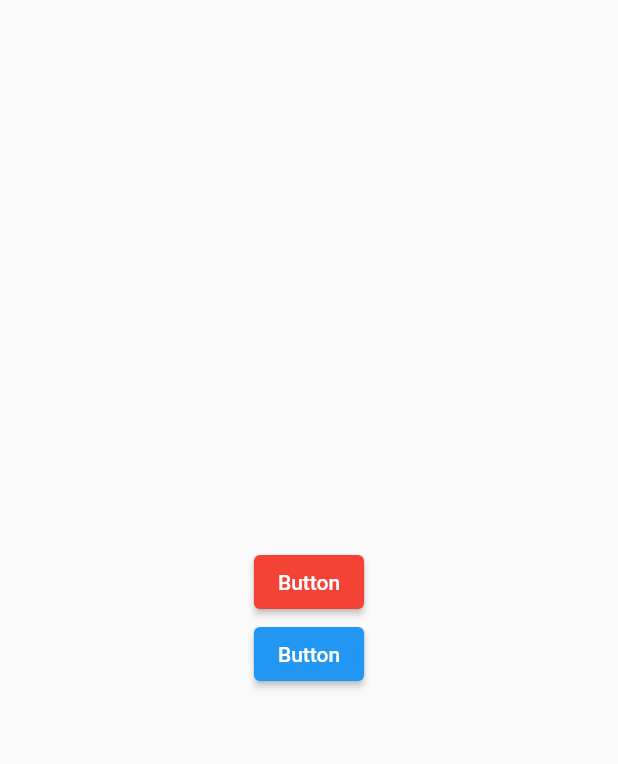
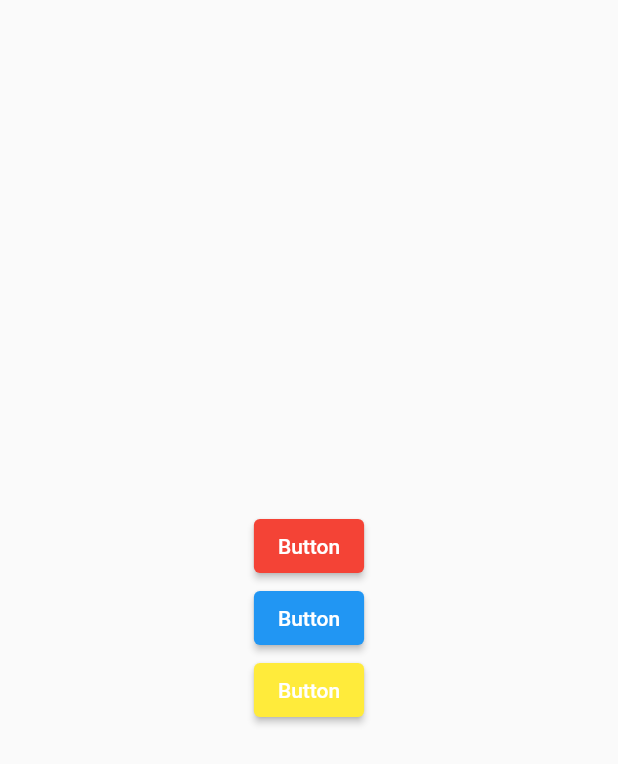
Before and after one commit to amjr90/FlutterExample, a Flutter app: the screen it shows after launch, on a phone screen of 412 x 824 dp. Shown: the top 764 px of the screen. Run offline on Flutter 3.47's test engine with Material 2 defaults, Android fonts, the phone set to English and light mode, and no system bars.

Commit message:
create yellow button

```diff
--- a/my_app/lib/main.dart
+++ b/my_app/lib/main.dart
@@ -45,6 +45,11 @@ class _HomeState extends State<Home> {
               style: ElevatedButton.styleFrom(primary: Colors.blue),
               onPressed: () {},
             ),
+            ElevatedButton(
+              child: const Text('Button'),
+              style: ElevatedButton.styleFrom(primary: Colors.yellow),
+              onPressed: () {},
+            ),
           ],
         ),
       ),
```
